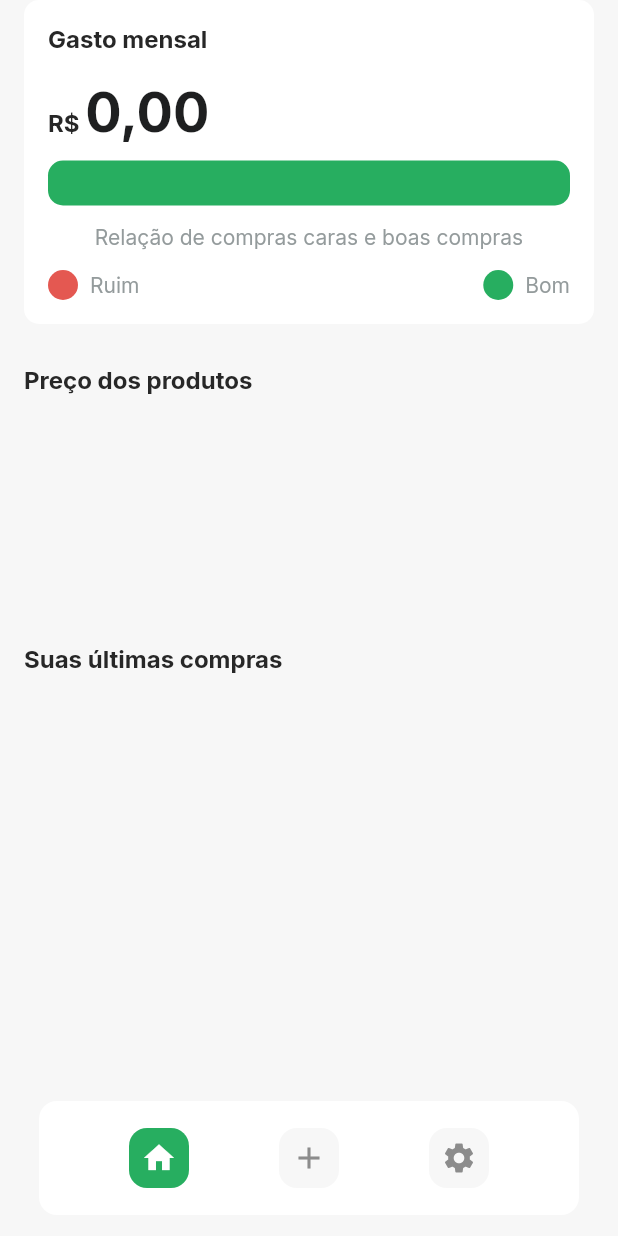
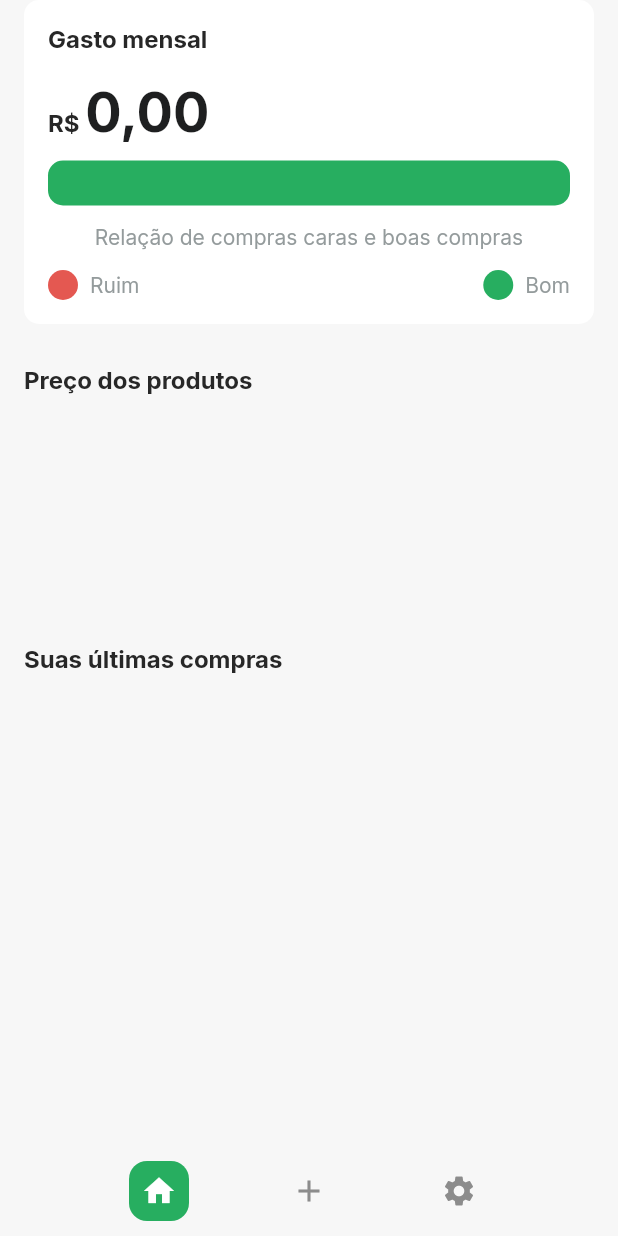
Before and after one commit to JFmaia/FlutterRace_1, a Flutter app: the HomePage screen opened directly with empty values, on a phone screen of 412 x 824 dp. Run offline on Flutter 3.47's test engine with Material 2 defaults, Android fonts, the phone set to English and light mode, and no system bars; our stand-ins replace flutter_multi_formatter, font_awesome_flutter, google_fonts, supabase, validators; accounts and stored records are empty.

Commit message:
Atualizando o BottomNavigator.

```diff
--- a/tacaro/lib/shared/widgets/bottom_navigator/app_bottom_navigator.dart
+++ b/tacaro/lib/shared/widgets/bottom_navigator/app_bottom_navigator.dart
@@ -1,5 +1,4 @@
 import 'package:flutter/material.dart';
-import 'package:tacaro/shared/theme/app_theme.dart';
 import 'package:tacaro/shared/widgets/icon_buttom_navigator/icon_buttom_navigator.dart';
 
 class AppBottomNavigator extends StatelessWidget {
@@ -14,12 +13,16 @@ class AppBottomNavigator extends StatelessWidget {
   @override
   Widget build(BuildContext context) {
     return Padding(
-      padding: const EdgeInsets.only(right: 26, left: 26, bottom: 14),
+      padding: const EdgeInsets.only(
+        right: 26,
+        left: 26,
+      ),
       child: Container(
-        height: 76,
+        height: 60,
         decoration: BoxDecoration(
-            color: AppTheme.colors.textEnabled,
-            borderRadius: BorderRadius.circular(12)),
+          color: Colors.transparent,
+          borderRadius: BorderRadius.circular(12),
+        ),
         child: Row(
           mainAxisAlignment: MainAxisAlignment.spaceEvenly,
           children: [
```
